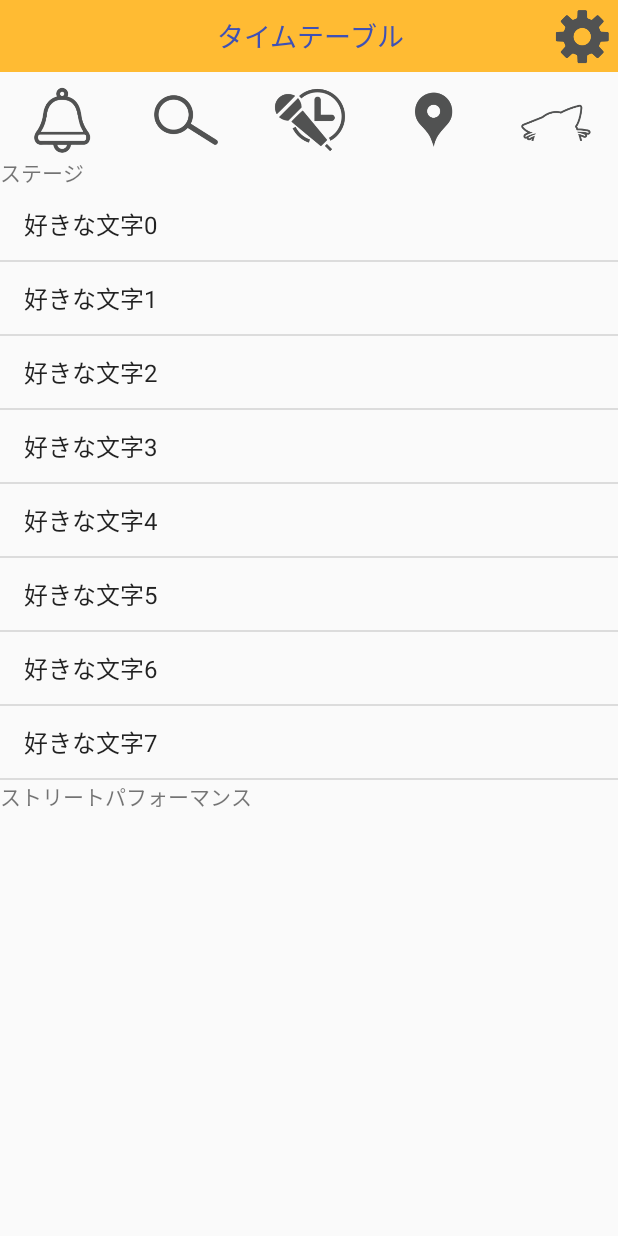
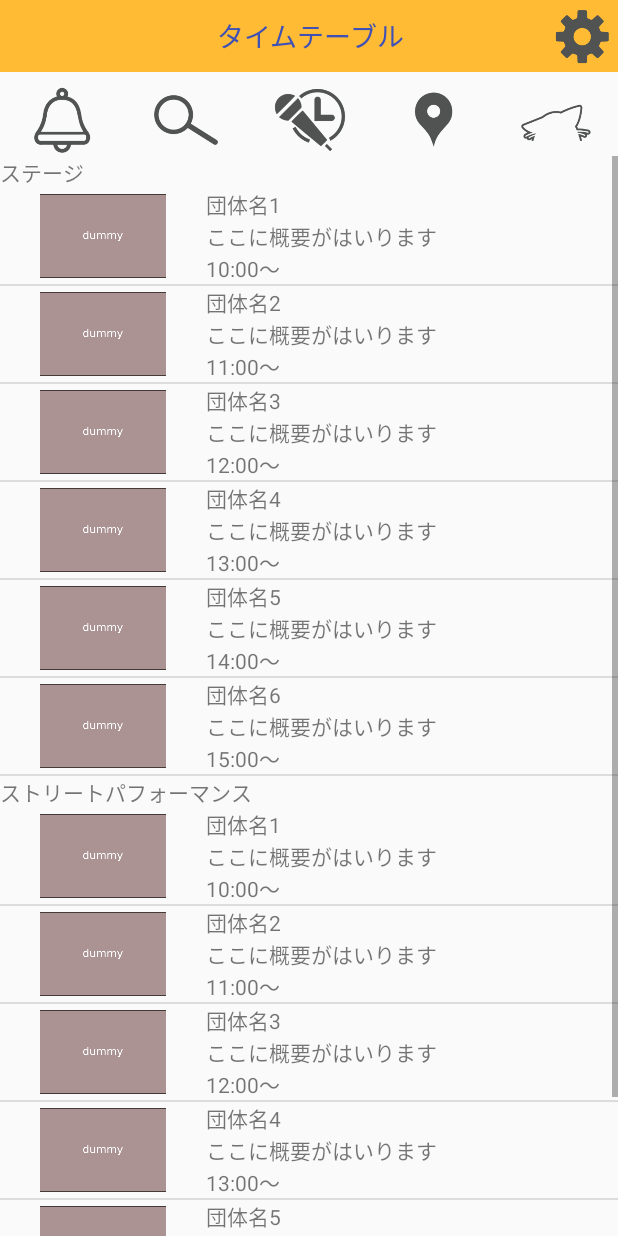
Before and after one commit to kentaro0113/55th_application, an Android app: the InfoActivity screen opened directly, with no data from a screen before it, after a tap on an icon or button, on a phone screen of 412 x 824 dp. Run offline under Robolectric (Android 15) with nearby library versions, the phone set to English and light mode, and no system bars; 2 statements that could not run were skipped; 3 other taps on this screen came first.

Commit message:
タイムテーブル画面の暫定処理追加

```diff
--- a/app/src/main/java/com/chibafes/chibafes55/InfoActivity.java
+++ b/app/src/main/java/com/chibafes/chibafes55/InfoActivity.java
@@ -29,7 +29,7 @@ public class InfoActivity extends Fragment {
     public static final int INFO_INDEX_TIME    = 4;
 
     private ListView listview2;
-    private AlertDialog alertSearch = null;
+    private AlertDialog alertInfo = null;
     private LinearLayout viewInfo = null;
 
     private InfoItem[] arrInfoItem;
@@ -77,7 +77,7 @@ public class InfoActivity extends Fragment {
                 textTime.setText(item.getTime("M/d h:m:s"));
                 TextView textMessage = (TextView) viewInfo.findViewById(R.id.textMessage);
                 textMessage.setText(item.getMessage());
-                alertSearch.show();
+                alertInfo.show();
             }
         });
         // 新着情報の詳細ウィンドウビューの設定
@@ -87,10 +87,10 @@ public class InfoActivity extends Fragment {
             // 閉じるボタンを押した時の処理
             @Override
             public void onClick(View v) {
-                alertSearch.dismiss();
+                alertInfo.dismiss();
             }
         });
-        alertSearch = new AlertDialog.Builder(getActivity()).setView(viewInfo).create();
+        alertInfo = new AlertDialog.Builder(getActivity()).setView(viewInfo).create();
 
         return view;
     }
--- a/app/src/main/java/com/chibafes/chibafes55/TimeTableActivity.java
+++ b/app/src/main/java/com/chibafes/chibafes55/TimeTableActivity.java
@@ -1,20 +1,27 @@
 package com.chibafes.chibafes55;
 
 import android.app.Activity;
+import android.content.Context;
 import android.content.Intent;
 import android.os.Bundle;
 import android.support.design.widget.TabLayout;
 import android.support.v4.app.Fragment;
 import android.support.v4.app.FragmentPagerAdapter;
 import android.support.v4.view.ViewPager;
+import android.support.v7.app.AlertDialog;
 import android.support.v7.widget.Toolbar;
 import android.view.KeyEvent;
 import android.view.LayoutInflater;
 import android.view.View;
 import android.view.ViewGroup;
 import android.view.Window;
+import android.widget.AdapterView;
 import android.widget.ArrayAdapter;
+import android.widget.ImageButton;
+import android.widget.ImageView;
+import android.widget.LinearLayout;
 import android.widget.ListView;
+import android.widget.TextView;
 
 /**
  * Created by shiho on 2017/08/31.
@@ -25,6 +32,10 @@ public class TimeTableActivity extends Fragment {
 
     private ListView listView1;
     private ListView listView2;
+    private AlertDialog alertTimeTable = null;
+    private LinearLayout viewTimeTable = null;
+
+    private AdapterView.OnItemClickListener clickListenerTimeTable;
 
     @Override
     public View onCreateView(LayoutInflater inflater, ViewGroup container,
@@ -33,51 +44,132 @@ public class TimeTableActivity extends Fragment {
         View view = inflater.inflate(R.layout.activity_timetable, container, false);
 
         listView1= (android.widget.ListView) view.findViewById(R.id.list_timetable);
-        //listView2= (android.widget.ListView) findViewById(R.id.list_timetable2);
+        listView2= (android.widget.ListView) view.findViewById(R.id.list_timetable2);
 
+        /*
         String[] data = new String[(8)];
         for(int i = 0; i < data.length; ++i){
             data[i] ="好きな文字" + i ;
         }
         ArrayAdapter<String> arrayAdapter=new ArrayAdapter<>(getActivity(), android.R.layout.simple_list_item_1, data);
         listView1.setAdapter(arrayAdapter);
+        */
+
+        TimeTableItem[] test = new TimeTableItem[6];
+        for(int i = 0; i < 6; ++i) {
+            test[i] = new TimeTableItem();
+            test[i].setData((i+1) + ",団体名" + (i+1) + ",ここに概要がはいります," + (i+10) + ":00〜");
+        }
+
+        clickListenerTimeTable = new AdapterView.OnItemClickListener() {
+            // 新着情報の項目をタップした時の処理
+            @Override
+            public void onItemClick(AdapterView<?> parent, View view, int position, long id) {
+                // それぞれ文言を設定して表示する
+                TextView textTitle = (TextView) viewTimeTable.findViewById(R.id.textName);
+                textTitle.setText("団体名");
+                ImageView imagePRCut = (ImageView) viewTimeTable.findViewById(R.id.imagePRCut);
+                imagePRCut.setImageResource(getActivity().getResources().getIdentifier("dummy", "drawable", getActivity().getPackageName()));
+                TextView textTime = (TextView) viewTimeTable.findViewById(R.id.textTime);
+                textTime.setText("00:00〜");
+                TextView textSummary = (TextView) viewTimeTable.findViewById(R.id.textSummary);
+                textSummary.setText("概要");
+                TextView textDetail = (TextView) viewTimeTable.findViewById(R.id.textDetail);
+                textDetail.setText("PRコメント");
+                alertTimeTable.show();
+            }
+        };
+
+        TimeTableListAdapter arrayAdapterTimeTable = new TimeTableListAdapter(getActivity(), 0, test);
+        listView1.setAdapter(arrayAdapterTimeTable);
+        listView1.setOnItemClickListener(clickListenerTimeTable);
+        listView2.setAdapter(arrayAdapterTimeTable);
+        listView2.setOnItemClickListener(clickListenerTimeTable);
         //listView2.setAdapter(arrayAdapter);
+
+        viewTimeTable = (LinearLayout) getActivity().getLayoutInflater().inflate(R.layout.window_timetable, null);
+        ImageButton buttonClose = (ImageButton) viewTimeTable.findViewById(R.id.buttonClose);
+        buttonClose.setOnClickListener(new View.OnClickListener() {
+            // 閉じるボタンを押した時の処理
+            @Override
+            public void onClick(View v) {
+                alertTimeTable.dismiss();
+            }
+        });
+        alertTimeTable = new AlertDialog.Builder(getActivity()).setView(viewTimeTable).create();
 
         return view;
     }
-    /*
-    @Override
-    protected void onCreate(Bundle savedInstanceState) {
-        super.onCreate(savedInstanceState);
-        // タイトルバーの表示設定：非表示にする
-        requestWindowFeature(Window.FEATURE_NO_TITLE);
-        // このActivityに関連づけるレイアウトの設定
-        setContentView(R.layout.activity_timetable);
 
-        listView1= (android.widget.ListView) findViewById(R.id.list_timetable);
-        //listView2= (android.widget.ListView) findViewById(R.id.list_timetable2);
 
-        String[] data = new String[(8)];
-        for(int i = 0; i < data.length; ++i){
-            data[i] ="好きな文字" + i ;
+    class TimeTableItem {
+        private int nNo;
+        private String sName;
+        private String sSummary;
+        private String sTime;
+
+        public TimeTableItem(){
+
         }
-        ArrayAdapter<String> arrayAdapter=new ArrayAdapter<>(this, android.R.layout.simple_list_item_1, data);
-        listView1.setAdapter(arrayAdapter);
-        //listView2.setAdapter(arrayAdapter);
+
+        public boolean setData(String sSource) {
+            try {
+                // 仮情報の設定
+                String[] sBuf = sSource.split(",");
+                nNo = Integer.parseInt(sBuf[0]);
+                sName = sBuf[1];
+                sSummary = sBuf[2];
+                sTime = sBuf[3];
+            } catch (Exception e) {
+                return false;
+            }
+            return true;
+        }
+
+        public int getNo() {
+            return nNo;
+        }
+        public String getGroupName() {
+            return sName;
+        }
+        public String getSummary() {
+            return sSummary;
+        }
+        public String getTime() {
+            return sTime;
+        }
 
     }
 
-    @Override
-    public boolean dispatchKeyEvent(KeyEvent event) {
-        if (event.getAction() == KeyEvent.ACTION_DOWN) {
-            switch (event.getKeyCode()) {
-                // バックキー押下時の処理
-                case KeyEvent.KEYCODE_BACK:
-                    // バックキーを押しても何も起きないようにする
-                    return true;
+
+    class TimeTableListAdapter extends ArrayAdapter<TimeTableItem> {
+        private Context context;
+        private LayoutInflater layoutInflater;
+
+        public TimeTableListAdapter(Context context, int textViewResourceId, TimeTableItem[] objects) {
+            super(context, textViewResourceId, objects);
+
+            this.context = context;
+            layoutInflater = (LayoutInflater) context.getSystemService(Context.LAYOUT_INFLATER_SERVICE);
+        }
+
+        @Override
+        public View getView(int position, View convertView, ViewGroup parent) {
+            TimeTableItem item = getItem(position);
+
+            if (null == convertView) {
+                convertView = layoutInflater.inflate(R.layout.listitem_timetable, null);
             }
+            ImageView imagePRcut = (ImageView) convertView.findViewById(R.id.imagePRCut);
+            imagePRcut.setImageResource(context.getResources().getIdentifier("dummy", "drawable", context.getPackageName()));
+            TextView textName = (TextView) convertView.findViewById(R.id.textGroupName);
+            textName.setText(item.getGroupName());
+            TextView textSummary = (TextView) convertView.findViewById(R.id.textGroupSummary);
+            textSummary.setText(item.getSummary());
+            TextView textTime = (TextView) convertView.findViewById(R.id.textGroupTime);
+            textTime.setText(item.getTime());
+
+            return convertView;
         }
-        return super.dispatchKeyEvent(event);
     }
-    */
 }
--- /dev/null
+++ b/app/src/main/res/layout/listitem_timetable.xml
@@ -0,0 +1,47 @@
+<?xml version="1.0" encoding="utf-8"?>
+<LinearLayout xmlns:android="http://schemas.android.com/apk/res/android"
+    xmlns:app="http://schemas.android.com/apk/res-auto"
+    android:layout_width="match_parent"
+    android:layout_height="100dp"
+    android:orientation="horizontal">
+
+
+    <ImageView
+        android:id="@+id/imagePRCut"
+        android:layout_width="match_parent"
+        android:layout_height="match_parent"
+        android:layout_weight="2"
+        android:padding="4dp"
+        android:src="@mipmap/ic_launcher" />
+
+    <LinearLayout
+        android:layout_width="match_parent"
+        android:layout_height="wrap_content"
+        android:layout_weight="1"
+        android:orientation="vertical"
+        android:weightSum="3">
+
+        <TextView
+            android:id="@+id/textGroupName"
+            android:layout_width="match_parent"
+            android:layout_height="match_parent"
+            android:layout_weight="1"
+            android:text="団体名" />
+
+        <TextView
+            android:id="@+id/textGroupSummary"
+            android:layout_width="match_parent"
+            android:layout_height="match_parent"
+            android:layout_weight="1"
+            android:text="企画概要" />
+
+        <TextView
+            android:id="@+id/textGroupTime"
+            android:layout_width="match_parent"
+            android:layout_height="match_parent"
+            android:layout_weight="1"
+            android:text="時間" />
+
+    </LinearLayout>
+
+</LinearLayout>
```
Also changed, not shown: app/src/main/res/layout/window_timetable.xml (added, +74 -0 lines).
